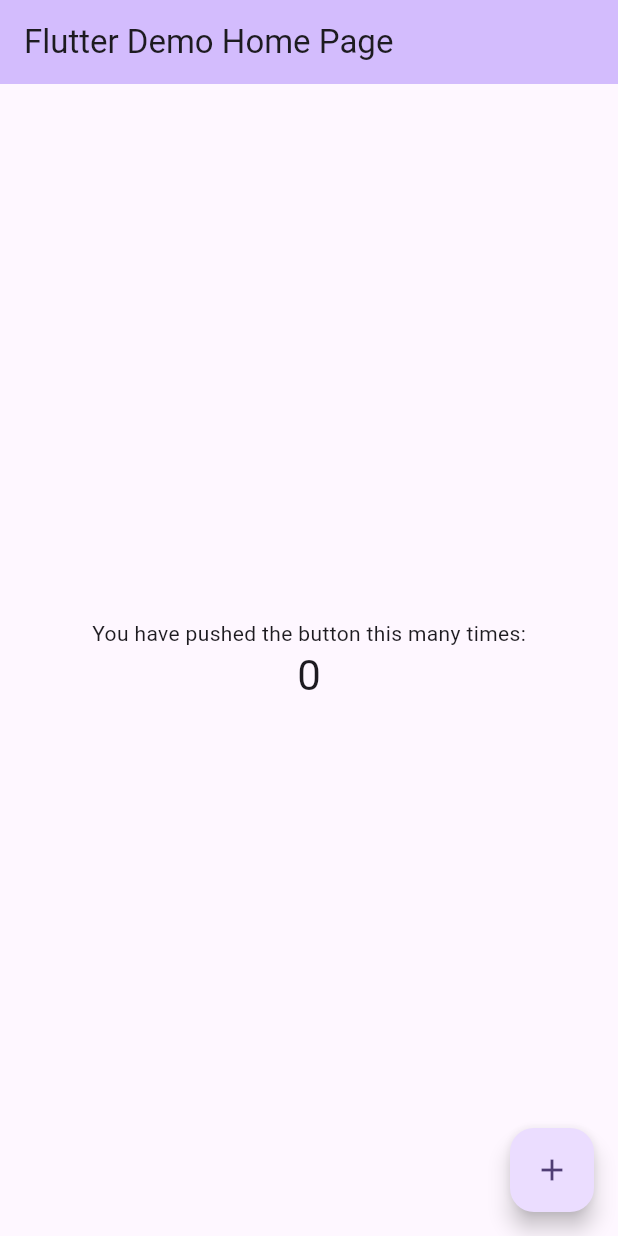
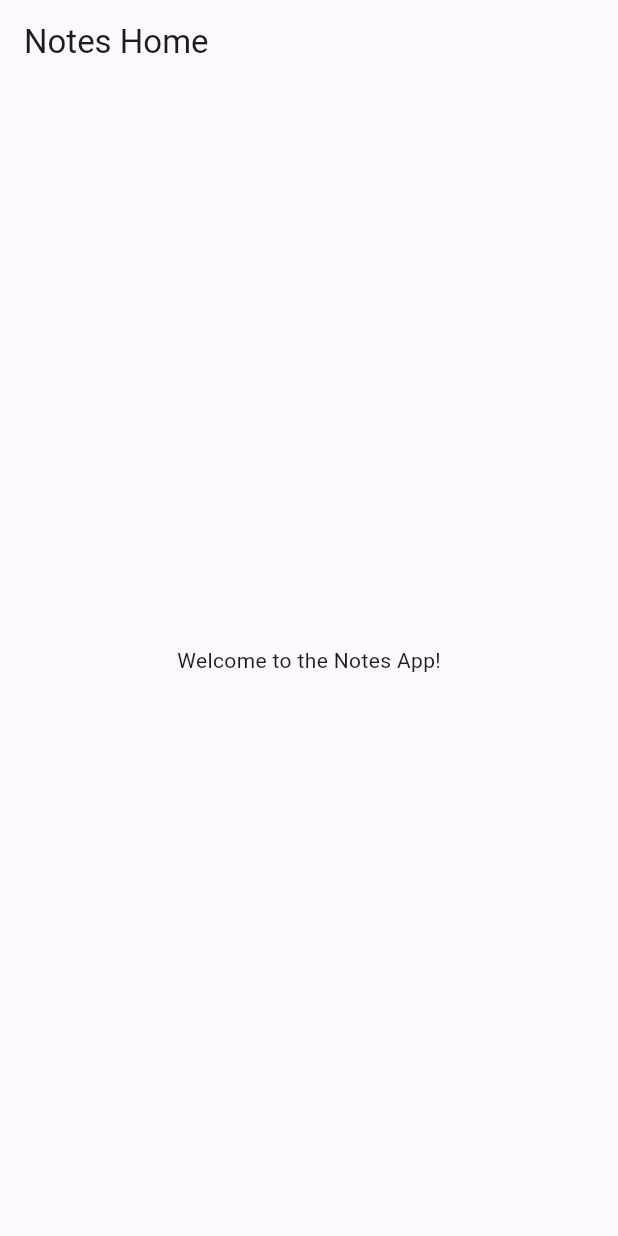
Before and after one commit to Mahmoud-Z-Fares/Notes_app, a Flutter app: the screen it shows after launch, on a phone screen of 412 x 824 dp. Run offline on Flutter 3.47's test engine with Material 3 defaults, Android fonts, the phone set to English and light mode, and no system bars.

Commit message:
Start Proeject

```diff
--- /dev/null
+++ b/lib/Pages/home_page.dart
@@ -0,0 +1,14 @@
+import 'package:flutter/material.dart';
+
+class HomePage extends StatelessWidget {
+  const HomePage({super.key});
+
+  static const String routeName = 'HomePage';
+  @override
+  Widget build(BuildContext context) {
+    return Scaffold(
+      appBar: AppBar(title: const Text('Notes Home')),
+      body: Center(child: Text('Welcome to the Notes App!')),
+    );
+  }
+}
--- a/lib/main.dart
+++ b/lib/main.dart
@@ -1,122 +1,24 @@
 import 'package:flutter/material.dart';
+import 'package:notes_app/Pages/home_page.dart';
 
 void main() {
-  runApp(const MyApp());
+  runApp(const NotesApp());
 }
 
-class MyApp extends StatelessWidget {
-  const MyApp({super.key});
+class NotesApp extends StatelessWidget {
+  const NotesApp({super.key});
 
-  // This widget is the root of your application.
   @override
   Widget build(BuildContext context) {
     return MaterialApp(
-      title: 'Flutter Demo',
+      routes: {HomePage.routeName: (context) => const HomePage()},
+      debugShowCheckedModeBanner: false,
+      initialRoute: HomePage.routeName,
+      title: 'Notes App',
       theme: ThemeData(
-        // This is the theme of your application.
-        //
-        // TRY THIS: Try running your application with "flutter run". You'll see
-        // the application has a purple toolbar. Then, without quitting the app,
-        // try changing the seedColor in the colorScheme below to Colors.green
-        // and then invoke "hot reload" (save your changes or press the "hot
-        // reload" button in a Flutter-supported IDE, or press "r" if you used
-        // the command line to start the app).
-        //
-        // Notice that the counter didn't reset back to zero; the application
-        // state is not lost during the reload. To reset the state, use hot
-        // restart instead.
-        //
-        // This works for code too, not just values: Most code changes can be
-        // tested with just a hot reload.
-        colorScheme: ColorScheme.fromSeed(seedColor: Colors.deepPurple),
+        primarySwatch: Colors.blue,
+        visualDensity: VisualDensity.adaptivePlatformDensity,
       ),
-      home: const MyHomePage(title: 'Flutter Demo Home Page'),
     );
   }
 }
-
-class MyHomePage extends StatefulWidget {
-  const MyHomePage({super.key, required this.title});
-
-  // This widget is the home page of your application. It is stateful, meaning
-  // that it has a State object (defined below) that contains fields that affect
-  // how it looks.
-
-  // This class is the configuration for the state. It holds the values (in this
-  // case the title) provided by the parent (in this case the App widget) and
-  // used by the build method of the State. Fields in a Widget subclass are
-  // always marked "final".
-
-  final String title;
-
-  @override
-  State<MyHomePage> createState() => _MyHomePageState();
-}
-
-class _MyHomePageState extends State<MyHomePage> {
-  int _counter = 0;
-
-  void _incrementCounter() {
-    setState(() {
-      // This call to setState tells the Flutter framework that something has
-      // changed in this State, which causes it to rerun the build method below
-      // so that the display can reflect the updated values. If we changed
-      // _counter without calling setState(), then the build method would not be
-      // called again, and so nothing would appear to happen.
-      _counter++;
-    });
-  }
-
-  @override
-  Widget build(BuildContext context) {
-    // This method is rerun every time setState is called, for instance as done
-    // by the _incrementCounter method above.
-    //
-    // The Flutter framework has been optimized to make rerunning build methods
-    // fast, so that you can just rebuild anything that needs updating rather
-    // than having to individually change instances of widgets.
-    return Scaffold(
-      appBar: AppBar(
-        // TRY THIS: Try changing the color here to a specific color (to
-        // Colors.amber, perhaps?) and trigger a hot reload to see the AppBar
-        // change color while the other colors stay the same.
-        backgroundColor: Theme.of(context).colorScheme.inversePrimary,
-        // Here we take the value from the MyHomePage object that was created by
-        // the App.build method, and use it to set our appbar title.
-        title: Text(widget.title),
-      ),
-      body: Center(
-        // Center is a layout widget. It takes a single child and positions it
-        // in the middle of the parent.
-        child: Column(
-          // Column is also a layout widget. It takes a list of children and
-          // arranges them vertically. By default, it sizes itself to fit its
-          // children horizontally, and tries to be as tall as its parent.
-          //
-          // Column has various properties to control how it sizes itself and
-          // how it positions its children. Here we use mainAxisAlignment to
-          // center the children vertically; the main axis here is the vertical
-          // axis because Columns are vertical (the cross axis would be
-          // horizontal).
-          //
-          // TRY THIS: Invoke "debug painting" (choose the "Toggle Debug Paint"
-          // action in the IDE, or press "p" in the console), to see the
-          // wireframe for each widget.
-          mainAxisAlignment: MainAxisAlignment.center,
-          children: <Widget>[
-            const Text('You have pushed the button this many times:'),
-            Text(
-              '$_counter',
-              style: Theme.of(context).textTheme.headlineMedium,
-            ),
-          ],
-        ),
-      ),
-      floatingActionButton: FloatingActionButton(
-        onPressed: _incrementCounter,
-        tooltip: 'Increment',
-        child: const Icon(Icons.add),
-      ), // This trailing comma makes auto-formatting nicer for build methods.
-    );
-  }
-}
```
Also changed, not shown: 1 other file.
